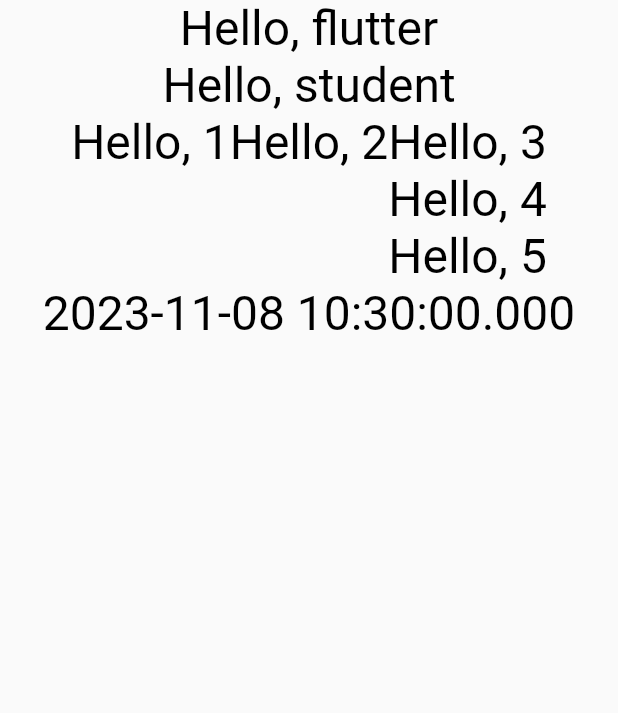
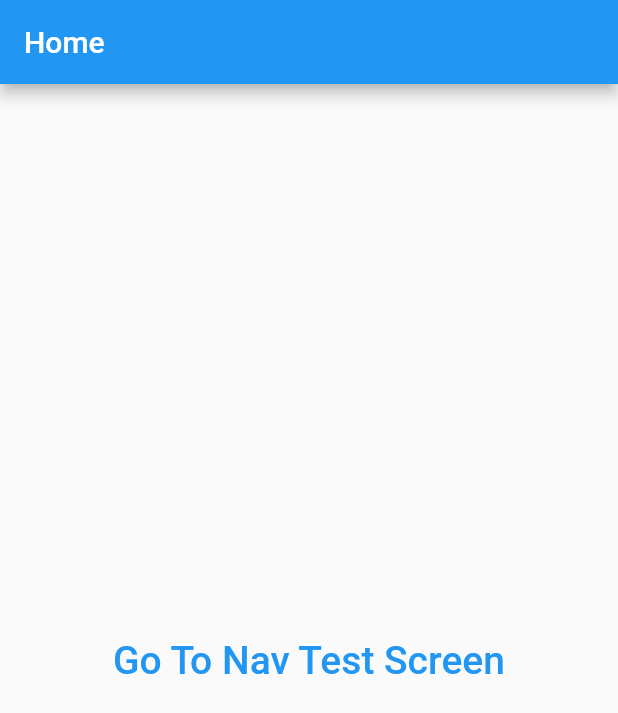
Before and after one commit to onlyone020608/202101175, a Flutter app: the screen it shows after launch, on a phone screen of 412 x 824 dp. Shown: the top 713 px of the screen. Run offline on Flutter 3.47's test engine with Material 2 defaults, Android fonts, the phone set to English and light mode, and no system bars; missing offline and left inert: flutter_analog_clock.

Commit message:
처음등록

```diff
--- a/lib/main.dart
+++ b/lib/main.dart
@@ -1,66 +1,45 @@
 import 'package:flutter/material.dart';
+import 'screens/nav_test_screen.dart';
+import 'screens/test_widget_screen.dart';
+import 'screens/test_widget.dart';
 
 void main() {
   runApp(
-    MaterialApp(
-      home: Scaffold(
-        body: testWidget(),
-      ),
+    const MaterialApp(
+      home: HomeWidget(),
     ),
   );
 }
 
-class testWidget extends StatelessWidget {
-  const testWidget({super.key});
+class HomeWidget extends StatefulWidget {
+  const HomeWidget({super.key});
 
   @override
+  State<HomeWidget> createState() => _HomeWidgetState();
+}
+
+class _HomeWidgetState extends State<HomeWidget> {
+  @override
   Widget build(BuildContext context) {
-    return Center(
-      child: Column(
-        children: [
-          Text(
-            "Hello, flutter",
-            style: TextStyle(fontSize: 32, color: Colors.black),
+    return Scaffold(
+      appBar: AppBar(
+        title: const Text('Home'),
+      ),
+      body: Center(
+        child: TextButton(
+          child: const Text(
+            'Go To Nav Test Screen',
+            style: TextStyle(fontSize: 26),
           ),
-          Text(
-            "Hello, student",
-            style: TextStyle(fontSize: 32, color: Colors.black),
-          ),
-          Row(
-            mainAxisAlignment: MainAxisAlignment.center,
-            crossAxisAlignment: CrossAxisAlignment.start,
-            children: [
-              Text(
-                "Hello, 1",
-                style: TextStyle(fontSize: 32, color: Colors.black),
+          onPressed: () {
+            Navigator.push(
+              context,
+              MaterialPageRoute(
+                builder: (context) => const NavTestScreen(),
               ),
-              Text(
-                "Hello, 2",
-                style: TextStyle(fontSize: 32, color: Colors.black),
-              ),
-              Column(
-                children: [
-                  Text(
-                    "Hello, 3",
-                    style: TextStyle(fontSize: 32, color: Colors.black),
-                  ),
-                  Text(
-                    "Hello, 4",
-                    style: TextStyle(fontSize: 32, color: Colors.black),
-                  ),
-                  Text(
-                    "Hello, 5",
-                    style: TextStyle(fontSize: 32, color: Colors.black),
-                  ),
-                ],
-              ),
-            ],
-          ),
-          Text(
-            DateTime.now().toString(),
-            style: TextStyle(fontSize: 32, color: Colors.black),
-          ),
-        ],
+            );
+          },
+        ),
       ),
     );
   }
--- a/pubspec.yaml
+++ b/pubspec.yaml
@@ -2,7 +2,7 @@ name: mobile_project
 description: A new Flutter project.
 # The following line prevents the package from being accidentally published to
 # pub.dev using `flutter pub publish`. This is preferred for private packages.
-publish_to: 'none' # Remove this line if you wish to publish to pub.dev
+publish_to: "none" # Remove this line if you wish to publish to pub.dev
 
 # The following defines the version and build number for your application.
 # A version number is three numbers separated by dots, like 1.2.43
@@ -19,7 +19,7 @@ publish_to: 'none' # Remove this line if you wish to publish to pub.dev
 version: 1.0.0+1
 
 environment:
-  sdk: '>=3.1.2 <4.0.0'
+  sdk: ">=3.1.2 <4.0.0"
 
 # Dependencies specify other packages that your package needs in order to work.
 # To automatically upgrade your package dependencies to the latest versions
@@ -31,6 +31,7 @@ dependencies:
   flutter:
     sdk: flutter
 
+  flutter_analog_clock: ^1.0.3
 
   # The following adds the Cupertino Icons font to your application.
   # Use with the CupertinoIcons class for iOS style icons.
@@ -52,7 +53,6 @@ dev_dependencies:
 
 # The following section is specific to Flutter packages.
 flutter:
-
   # The following line ensures that the Material Icons font is
   # included with your application, so that you can use the icons in
   # the material Icons class.
```
Also changed, not shown: lib/screens/input_test_screen.dart (added, +64 -0 lines), lib/screens/nav_test_screen.dart (added, +65 -0 lines), lib/screens/test_widget.dart (added, +119 -0 lines), lib/screens/test_widget_screen.dart (added, +35 -0 lines), pubspec.lock.
